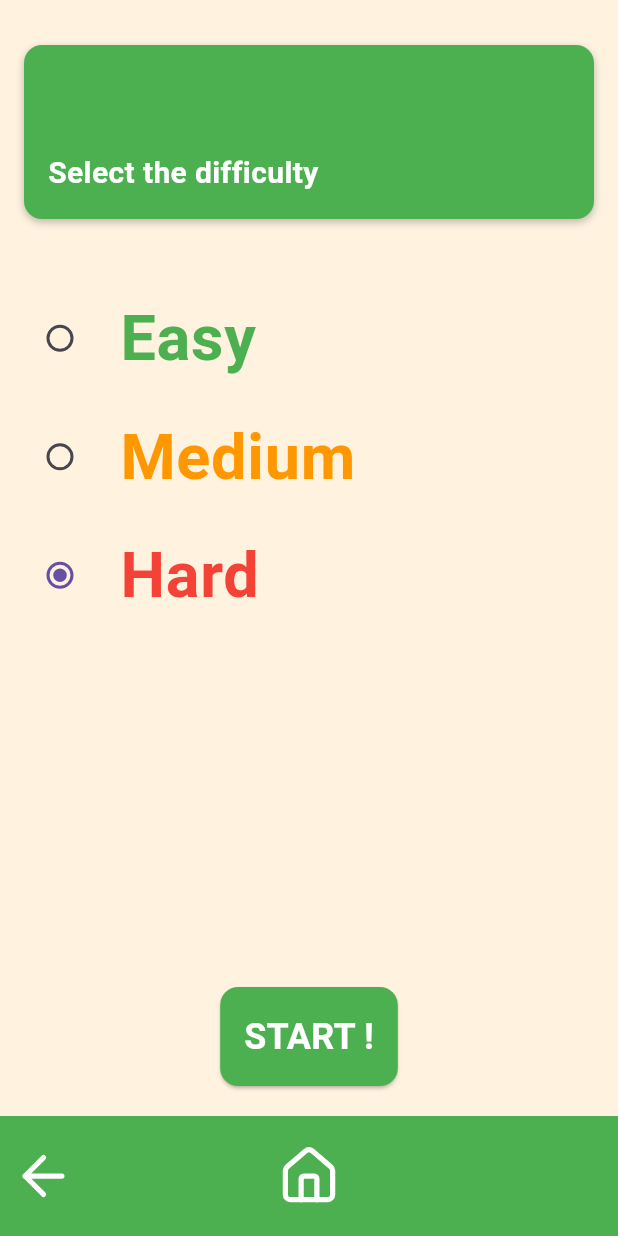
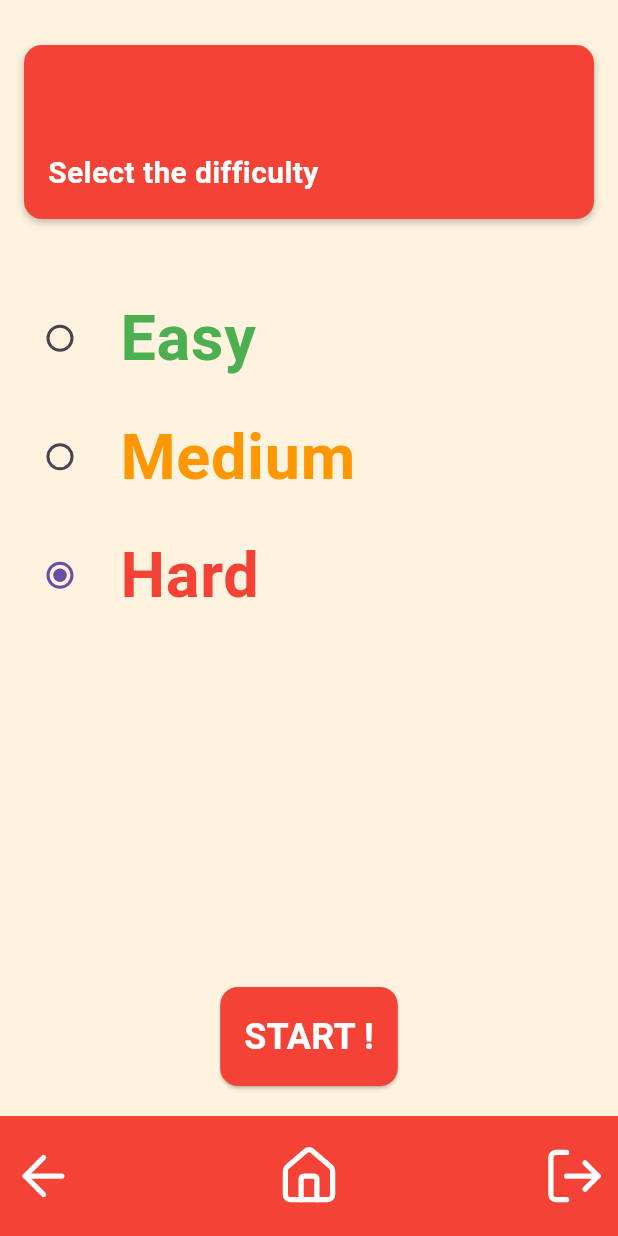
Before and after one commit to mirip1/QuizTime, a Flutter app: the DifficultySelectionScreen screen opened directly with empty values, on a phone screen of 412 x 824 dp. Run offline on Flutter 3.47's test engine with Material 3 defaults, Android fonts, the phone set to English and light mode, and no system bars; our stand-ins replace firebase_auth, firebase_core, lucide_icons; accounts and stored records are empty.

Commit message:
Interfaz terminada

```diff
--- a/lib/screens/difficulty.dart
+++ b/lib/screens/difficulty.dart
@@ -4,8 +4,7 @@ import 'package:lucide_icons/lucide_icons.dart';
 class DifficultySelectionScreen extends StatefulWidget {
   final String category;
 
-  const DifficultySelectionScreen({Key? key, required this.category})
-      : super(key: key);
+  const DifficultySelectionScreen({super.key, required this.category});
 
   @override
   _DifficultySelectionScreenState createState() =>
@@ -38,8 +37,23 @@ class _DifficultySelectionScreenState extends State<DifficultySelectionScreen> {
     }
   }
 
+  Color _getColorForDifficulty(String difficulty) {
+    switch (difficulty) {
+      case "Easy":
+        return Colors.green;
+      case "Medium":
+        return Colors.orange;
+      case "Hard":
+        return Colors.red;
+      default:
+        return Colors.grey;
+    }
+  }
+
   @override
   Widget build(BuildContext context) {
+    final Color selectedColor = _getColorForDifficulty(selectedDifficulty);
+
     return Scaffold(
       body: SafeArea(
         child: Column(
@@ -51,7 +65,7 @@ class _DifficultySelectionScreenState extends State<DifficultySelectionScreen> {
               padding: const EdgeInsets.all(16.0),
               margin: const EdgeInsets.symmetric(horizontal: 16.0),
               decoration: BoxDecoration(
-                color: Colors.green,
+                color: selectedColor,
                 borderRadius: BorderRadius.circular(12.0),
                 boxShadow: const [
                   BoxShadow(
@@ -95,10 +109,8 @@ class _DifficultySelectionScreenState extends State<DifficultySelectionScreen> {
               ),
             ),
             Container(
-              width: double
-                  .infinity, // Esto hace que el contenedor ocupe todo el ancho disponible
-              alignment:
-                  Alignment.center, // Centra el botón dentro del contenedor
+              width: double.infinity,
+              alignment: Alignment.center,
               child: Padding(
                 padding: const EdgeInsets.symmetric(horizontal: 16.0),
                 child: ElevatedButton(
@@ -113,7 +125,7 @@ class _DifficultySelectionScreenState extends State<DifficultySelectionScreen> {
                     );
                   },
                   style: ElevatedButton.styleFrom(
-                    backgroundColor: Colors.green,
+                    backgroundColor: selectedColor,
                     padding: const EdgeInsets.all(16.0),
                     shape: RoundedRectangleBorder(
                       borderRadius: BorderRadius.circular(12.0),
@@ -129,13 +141,11 @@ class _DifficultySelectionScreenState extends State<DifficultySelectionScreen> {
                 ),
               ),
             ),
-            const SizedBox(
-                height:
-                    20), // Espaciado para que no quede pegado al siguiente contenedor
+            const SizedBox(height: 20),
             Container(
               width: double.infinity,
               height: 80,
-              color: Colors.green,
+              color: selectedColor,
               child: Row(
                 mainAxisAlignment: MainAxisAlignment.spaceBetween,
                 children: [
@@ -160,10 +170,13 @@ class _DifficultySelectionScreenState extends State<DifficultySelectionScreen> {
                     ),
                   ),
                   IconButton(
-                    onPressed: () {},
+                    onPressed: () {
+
+                      Navigator.pushNamed(context, "/login");
+                    },
                     icon: const Icon(
-                      LucideIcons.arrowLeft,
-                      color: Colors.green,
+                      LucideIcons.logOut,
+                      color: Color.fromARGB(255, 255, 255, 255),
                       size: 42,
                     ),
                   ),
@@ -176,7 +189,6 @@ class _DifficultySelectionScreenState extends State<DifficultySelectionScreen> {
     );
   }
 
-  // Widget que genera los botones de seleccion de dificultad
   Widget _buildDifficultyOption(String difficulty, Color color) {
     return ListTile(
       title: Text(
```
